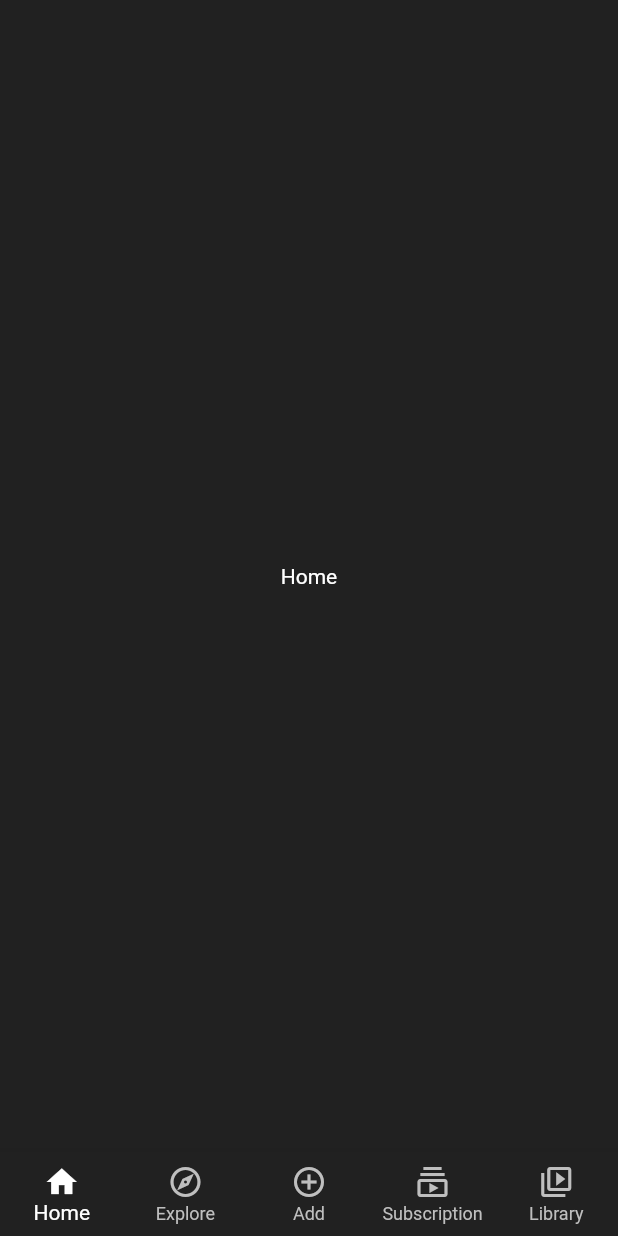
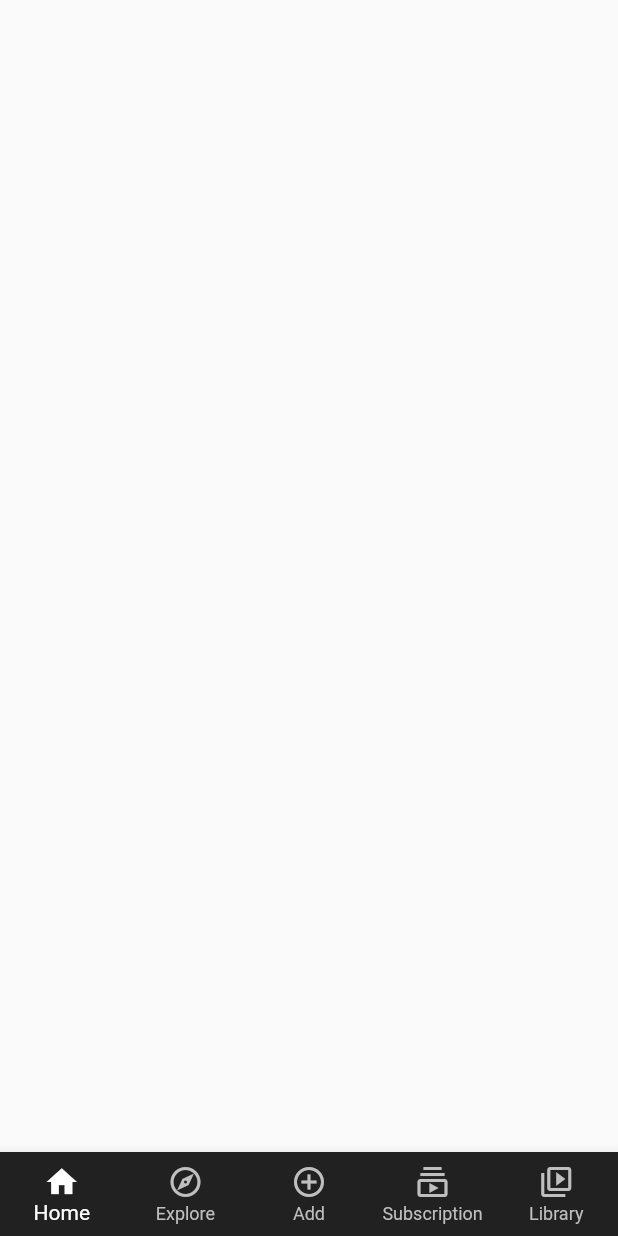
Before and after one commit to octoi/youtube-clone, a Flutter app: the screen it shows after launch, on a phone screen of 412 x 824 dp. Run offline on Flutter 3.47's test engine with Material 2 defaults, Android fonts, the phone set to English and light mode, and no system bars.

Commit message:
home screen

```diff
--- /dev/null
+++ b/lib/screens/home_screen.dart
@@ -0,0 +1,8 @@
+import 'package:flutter/material.dart';
+
+class HomeScreen extends StatelessWidget {
+  @override
+  Widget build(BuildContext context) {
+    return Scaffold();
+  }
+}
--- a/lib/screens/nav_screen.dart
+++ b/lib/screens/nav_screen.dart
@@ -1,4 +1,5 @@
 import 'package:flutter/material.dart';
+import 'package:youtube_clone/screens/home_screen.dart';
 import 'package:youtube_clone/utils/constants.dart';
 import 'package:youtube_clone/utils/screens.dart';
 import 'package:youtube_clone/wigets/bottom_navigation.dart';
@@ -12,7 +13,7 @@ class _NavScreenState extends State<NavScreen> {
   int _selectScreenIndex = 0;
 
   final _screens = [
-    TempScreen(title: "Home"),
+    HomeScreen(),
     TempScreen(title: "Explore"),
     TempScreen(title: "Add"),
     TempScreen(title: "Subscription"),
```
